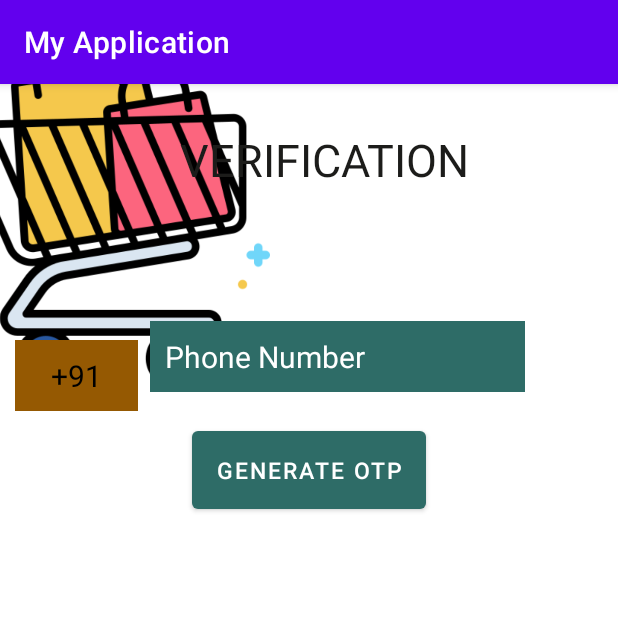
After one commit to ojusteja/ProZone, an Android app: the otp_phone screen opened directly, with no data from a screen before it, on a phone screen of 412 x 824 dp, the top half of it. The commit adds this screen. Run offline under Robolectric (Android 15) with nearby library versions, the phone set to English and light mode, and no system bars; our stand-ins replace Firebase (no records; nobody signed in at launch, a user with empty details on screens opened directly).

Commit message:
REGISTRATION AND OTP ADDED

```diff
--- a/app/build.gradle
+++ b/app/build.gradle
@@ -42,6 +42,8 @@ dependencies {
     implementation 'androidx.recyclerview:recyclerview:1.1.0'
     implementation 'com.google.firebase:firebase-firestore:22.0.0'
     implementation 'com.google.firebase:firebase-database:19.5.1'
+    implementation 'com.android.support:appcompat-v7:28.0.0'
+    implementation 'com.android.support.constraint:constraint-layout:1.1.3'
     testImplementation 'junit:junit:4.13.1'
     androidTestImplementation 'androidx.test.ext:junit:1.1.2'
     androidTestImplementation 'androidx.test.espresso:espresso-core:3.3.0'
--- /dev/null
+++ b/app/src/main/java/com/example/myapplication/Country_details.java
@@ -0,0 +1,205 @@
+package com.example.myapplication;
+
+public class Country_details {
+    public static final java.lang.String[] countrycodes = {
+            "+91",
+            "+1",
+            "+7",
+            "+20",
+            "+27",
+            "+30",
+            "+31",
+            "+32",
+            "+33",
+            "+34",
+            "+36",
+            "+39",
+            "+40",
+            "+41",
+            "+43",
+            "+44",
+            "+45",
+            "+46",
+            "+47",
+            "+48",
+            "+49",
+            "+51",
+            "+52",
+            "+53",
+            "+54",
+            "+55",
+            "+56",
+            "+57",
+            "+58",
+            "+60",
+            "+61",
+            "+62",
+            "+63",
+            "+64",
+            "+65",
+            "+66",
+            "+81",
+            "+82",
+            "+84",
+            "+86",
+            "+90",
+            "+92",
+            "+93",
+            "+94",
+            "+95",
+            "+98",
+            "+212",
+            "+213",
+            "+216",
+            "+218",
+            "+220",
+            "+221",
+            "+222",
+            "+223",
+            "+224",
+            "+225",
+            "+226",
+            "+227",
+            "+228",
+            "+229",
+            "+230",
+            "+231",
+            "+232",
+            "+233",
+            "+234",
+            "+235",
+            "+236",
+            "+237",
+            "+238",
+            "+239",
+            "+240",
+            "+241",
+            "+242",
+            "+244",
+            "+245",
+            "+248",
+            "+249",
+            "+250",
+            "+251",
+            "+252",
+            "+253",
+            "+254",
+            "+255",
+            "+256",
+            "+257",
+            "+258",
+            "+260",
+            "+261",
+            "+262",
+            "+263",
+            "+264",
+            "+265",
+            "+266",
+            "+267",
+            "+268",
+            "+269",
+            "+290",
+            "+291",
+            "+297",
+            "+298",
+            "+299",
+            "+350",
+            "+351",
+            "+352",
+            "+353",
+            "+355",
+            "+356",
+            "+357",
+            "+358",
+            "+359",
+            "+370",
+            "+371",
+            "+372",
+            "+373",
+            "+374",
+            "+375",
+            "+376",
+            "+377",
+            "+378",
+            "+380",
+            "+381",
+            "+382",
+            "+385",
+            "+386",
+            "+387",
+            "+389",
+            "+420",
+            "+421",
+            "+423",
+            "+500",
+            "+501",
+            "+502",
+            "+503",
+            "+504",
+            "+505",
+            "+506",
+            "+507",
+            "+508",
+            "+509",
+            "+590",
+            "+591",
+            "+592",
+            "+593",
+            "+595",
+            "+597",
+            "+598",
+            "+670",
+            "+672",
+            "+673",
+            "+674",
+            "+675",
+            "+676",
+            "+677",
+            "+678",
+            "+679",
+            "+680",
+            "+681",
+            "+682",
+            "+683",
+            "+685",
+            "+686",
+            "+687",
+            "+688",
+            "+689",
+            "+690",
+            "+691",
+            "+692",
+            "+850",
+            "+852",
+            "+853",
+            "+855",
+            "+856",
+            "+870",
+            "+880",
+            "+886",
+            "+960",
+            "+961",
+            "+962",
+            "+963",
+            "+964",
+            "+965",
+            "+966",
+            "+967",
+            "+968",
+            "+971",
+            "+972",
+            "+973",
+            "+974",
+            "+975",
+            "+976",
+            "+977",
+            "+992",
+            "+993",
+            "+994",
+            "+995",
+            "+996",
+            "+998",
+            "+1876"
+
+    };
+}
--- a/app/src/main/java/com/example/myapplication/MainActivity.java
+++ b/app/src/main/java/com/example/myapplication/MainActivity.java
@@ -37,9 +37,6 @@ public class MainActivity extends AppCompatActivity{
             }
         });
     }
-   /* public void login(View view) {
-        startActivity(new Intent(getApplicationContext(), LOGIN.class));
-    }*/
 
 
 }
--- /dev/null
+++ b/app/src/main/java/com/example/myapplication/otp_phone.java
@@ -0,0 +1,163 @@
+package com.example.myapplication;
+import androidx.annotation.NonNull;
+import androidx.appcompat.app.AppCompatActivity;
+import android.content.Intent;
+import android.os.Bundle;
+import android.os.CountDownTimer;
+import android.view.View;
+import android.widget.ArrayAdapter;
+import android.widget.Button;
+import android.widget.EditText;
+import android.widget.Spinner;
+import android.widget.TextView;
+import android.widget.Toast;
+import com.google.firebase.FirebaseException;
+import com.google.firebase.auth.FirebaseAuth;
+import com.google.firebase.auth.PhoneAuthCredential;
+import com.google.firebase.auth.PhoneAuthProvider;
+
+import java.util.concurrent.TimeUnit;
+
+
+public class otp_phone extends AppCompatActivity {
+
+    Button btnGenerateOtp,btnSignIn;
+    EditText phoneNumber , Otp;
+    TextView timer;
+    Spinner spinner;
+    FirebaseAuth auth;
+    PhoneAuthProvider.OnVerificationStateChangedCallbacks callbacks;
+    private String verificationCodeSent;
+    String getPhoneNumber,getOtp;
+
+    @Override
+    protected void onCreate(Bundle savedInstanceState) {
+        super.onCreate(savedInstanceState);
+        setContentView(R.layout.activity_otp_phone);
+
+        spinner = findViewById(R.id.spinner);
+        btnGenerateOtp = findViewById(R.id.btn_generate_otp);
+        btnSignIn = findViewById(R.id.btn_sign_in);
+
+        phoneNumber = findViewById(R.id.phone);
+        Otp = findViewById(R.id.otpEditText);
+        timer = findViewById(R.id.timer);
+
+        ArrayAdapter<String> countryCodes = new ArrayAdapter<String>( this,
+                R.layout.spinner_item, Country_details.countrycodes);
+        spinner.setAdapter(countryCodes);
+
+
+        firebaseLogin();
+
+        btnGenerateOtp.setOnClickListener(view -> {
+            String spinnerText = spinner.getSelectedItem().toString();
+            String phone = phoneNumber.getText().toString();
+
+            if (phone == null || phone.trim().isEmpty()) {
+                phoneNumber.setError("Provide Phone Number");
+                return;
+            }
+
+            getPhoneNumber = spinnerText + phone;
+            btnSignIn.setVisibility(View.VISIBLE);
+            Otp.setVisibility(View.VISIBLE);
+
+            PhoneAuthProvider.getInstance().verifyPhoneNumber(
+                    getPhoneNumber,
+                    60,
+                    TimeUnit.SECONDS,
+                    otp_phone.this,
+                    callbacks
+
+            );
+
+            startTimer(60 * 1000, 1000);
+            btnGenerateOtp.setVisibility(View.INVISIBLE);
+        });
+
+        btnSignIn.setOnClickListener(view -> {
+            getOtp = Otp.getText().toString();
+            PhoneAuthCredential credential = PhoneAuthProvider.getCredential(
+                    verificationCodeSent,getOtp
+            );
+
+            SignInWithPhoneNumber(credential);
+        });
+
+    }
+
+    private void SignInWithPhoneNumber(PhoneAuthCredential credential) {
+
+        auth.signInWithCredential(credential)
+                .addOnCompleteListener(task -> {
+                    if(task.isSuccessful())
+                    {
+                        startActivity(new Intent(otp_phone.this,
+                                MainActivity.class));
+                        finish();
+                    }
+                    else {
+                        Toast.makeText(otp_phone.this,"Incorrect OTP",
+                                Toast.LENGTH_LONG).show();
+                    }
+                });
+    }
+
+    private void startTimer(final long finish, final long tick) {
+
+        timer.setVisibility(View.VISIBLE);
+        CountDownTimer countDownTimer;
+
+        countDownTimer = new CountDownTimer(finish, tick) {
+            @Override
+            public void onTick(long l) {
+                long remindSec = l / 1000;
+                timer.setText("Retry again in "
+                        + (remindSec % 60)+" seconds");
+            }
+
+            @Override
+            public void onFinish() {
+                btnGenerateOtp.setText("Re-generate OTP");
+                btnGenerateOtp.setVisibility(View.VISIBLE);
+                Toast.makeText(otp_phone.this, "Finish",
+                        Toast.LENGTH_LONG).show();
+
+                timer.setVisibility(View.INVISIBLE);
+                cancel();
+            }
+        }.start();
+
+    }
+
+
+
+
+
+    private void firebaseLogin() {
+        auth = FirebaseAuth.getInstance();
+
+        callbacks = new PhoneAuthProvider.OnVerificationStateChangedCallbacks() {
+            @Override
+            public void onVerificationCompleted(@NonNull PhoneAuthCredential phoneAuthCredential) {
+                Toast.makeText(otp_phone.this,"Verification Completed",
+                        Toast.LENGTH_LONG).show();
+            }
+
+            @Override
+            public void onVerificationFailed(@NonNull FirebaseException e) {
+                Toast.makeText(otp_phone.this,"Verification Failed"+ e,
+                        Toast.LENGTH_LONG).show();
+            }
+            @Override
+            public void onCodeSent(@NonNull String s, @NonNull PhoneAuthProvider.ForceResendingToken forceResendingToken) {
+                super.onCodeSent(s, forceResendingToken);
+                verificationCodeSent = s;
+                Toast.makeText(otp_phone.this, "OTP Sent",
+                        Toast.LENGTH_LONG).show();
+
+            }
+        };
+    }
+}
--- a/app/src/main/res/layout/activity_l_o_g_i_n.xml
+++ b/app/src/main/res/layout/activity_l_o_g_i_n.xml
@@ -97,7 +97,6 @@
         android:layout_marginEnd="83dp"
         android:layout_marginRight="83dp"
         android:layout_marginBottom="33dp"
-        android:onClick="register"
         android:text="dont_have_an_account_register_here"
         android:textColor="#174950"
         android:textSize="14sp"
--- /dev/null
+++ b/app/src/main/res/layout/activity_otp_phone.xml
@@ -0,0 +1,116 @@
+<?xml version="1.0" encoding="utf-8"?>
+<androidx.constraintlayout.widget.ConstraintLayout xmlns:android="http://schemas.android.com/apk/res/android"
+xmlns:app="http://schemas.android.com/apk/res-auto"
+xmlns:tools="http://schemas.android.com/tools"
+android:layout_width="match_parent"
+android:layout_height="match_parent"
+tools:context=".otp_phone">
+
+<LinearLayout
+    android:layout_width="match_parent"
+    android:background="#ffffff"
+    android:layout_height="match_parent"
+    android:orientation="vertical"
+    tools:context=".MainActivity">
+
+    <ImageView
+        android:id="@+id/logo"
+        android:layout_width="300dp"
+        android:layout_height="300dp"
+        android:layout_marginLeft="-100dp"
+        android:layout_marginTop="-70dp"
+        android:src="@drawable/logo"
+        android:outlineAmbientShadowColor="@color/purple_700"
+        tools:ignore="InvalidId"
+        android:padding="20dp" />
+
+    <TextView
+        android:layout_width="wrap_content"
+        android:layout_height="wrap_content"
+        android:text="VERIFICATION"
+        android:layout_marginTop="-200dp"
+        android:layout_marginLeft="120dp"
+        android:textSize="30dp"
+        android:textColor="#1c1c1a"
+        />
+
+    <Spinner
+        android:id="@+id/spinner"
+        style="Spinner"
+        android:layout_width="82dp"
+        android:layout_height="wrap_content"
+        android:layout_marginLeft="10dp"
+        android:layout_marginTop="100dp"
+        android:background="#955902"
+        android:gravity="center_horizontal"
+        android:padding="10dp"
+        android:textAlignment="center" />
+
+    <androidx.appcompat.widget.AppCompatEditText
+        android:id="@+id/phone"
+        android:layout_width="250dp"
+        android:layout_height="wrap_content"
+        android:hint="Phone Number"
+        android:padding="10dp"
+        android:textColor="@color/white"
+        android:background="#2E6C67"
+        android:textSize="20sp"
+        android:textColorHint="@color/white"
+        android:layout_marginLeft="100dp"
+        android:layout_marginTop="-60dp"/>
+
+    <Button
+        android:id="@+id/btn_generate_otp"
+        android:layout_width="wrap_content"
+        android:layout_height="wrap_content"
+        android:layout_gravity="center"
+        android:layout_margin="20dp"
+        android:layout_marginLeft="20sp"
+        android:textColor="@color/white"
+        android:paddingVertical="15dp"
+        android:text="Generate OTP"
+        app:backgroundTint="#2E6C67"
+        android:textSize="15sp" />
+
+    <TextView
+        android:id="@+id/timer"
+        android:layout_width="wrap_content"
+        android:layout_height="wrap_content"
+        android:layout_below="@id/btn_generate_otp"
+        android:layout_marginLeft="100dp"
+        android:layout_marginTop="-100dp"
+        android:padding="10dp"
+        android:textSize="13sp"
+        android:visibility="invisible" />
+
+    <androidx.appcompat.widget.AppCompatEditText
+        android:id="@+id/otpEditText"
+        android:layout_width="match_parent"
+        android:layout_height="46dp"
+        android:layout_below="@id/phone"
+        android:layout_margin="20dp"
+        android:layout_marginLeft="20dp"
+        android:clickable="false"
+        android:hint="Enter OTP"
+        android:textColorHint="@color/black"
+        android:padding="10dp"
+        android:textColor="#000000"
+        android:textSize="18sp"
+        android:visibility="invisible" />
+
+    <Button
+        android:id="@+id/btn_sign_in"
+        android:layout_width="303dp"
+        android:layout_height="wrap_content"
+        android:layout_below="@id/otpEditText"
+        android:layout_marginLeft="50dp"
+        android:background="#2E6C67"
+        android:text="VERIFY"
+        android:textColor="#ffffff"
+        android:textSize="15sp"
+        android:visibility="invisible" />
+
+
+</LinearLayout>
+
+</androidx.constraintlayout.widget.ConstraintLayout>
--- /dev/null
+++ b/app/src/main/res/layout/spinner_item.xml
@@ -0,0 +1,10 @@
+<?xml version="1.0" encoding="utf-8"?>
+<TextView xmlns:android="http://schemas.android.com/apk/res/android"
+    android:layout_height="wrap_content"
+    android:layout_width="wrap_content"
+    android:textSize="20sp"
+    android:textColorHint="@color/white"
+    android:gravity="left"
+    android:textColor="@color/black"
+
+    />
```
Also changed, not shown: app/src/main/AndroidManifest.xml (+16 -9 lines), app/src/main/java/com/example/myapplication/LOGIN.java (+9 -6 lines), app/src/main/java/com/example/myapplication/REGISTER.java (+78 -1 lines), app/src/main/res/layout/activity_r_e_g_i_s_t_e_r.xml (added, +130 -0 lines).
